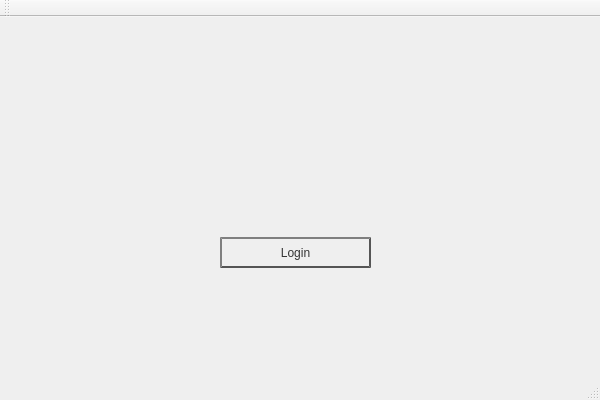
Old version of the form ProjectModernCpp/ProjectModernCpp.ui in the repository razvaann2/ProjectModernCpp.
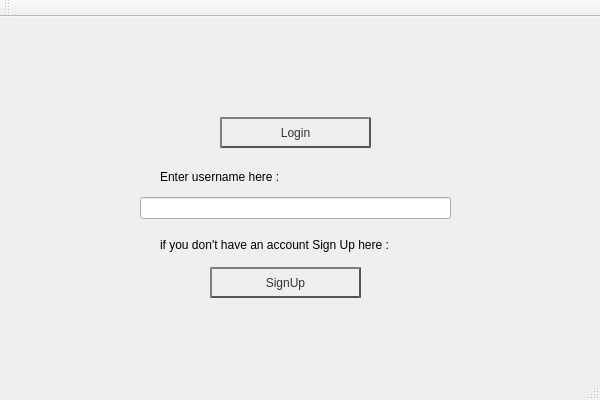
New version of the form.

Patch:
```diff
--- a/ProjectModernCpp/ProjectModernCpp.ui
+++ b/ProjectModernCpp/ProjectModernCpp.ui
@@ -18,7 +18,7 @@
     <property name="geometry">
      <rect>
       <x>220</x>
-      <y>220</y>
+      <y>100</y>
       <width>151</width>
       <height>31</height>
      </rect>
@@ -40,6 +40,75 @@
      <string>Login</string>
     </property>
    </widget>
+   <widget class="QPushButton" name="pushButton_2">
+    <property name="geometry">
+     <rect>
+      <x>210</x>
+      <y>250</y>
+      <width>151</width>
+      <height>31</height>
+     </rect>
+    </property>
+    <property name="styleSheet">
+     <string notr="true">QPushButton {
+color: #333;
+border: 2px solid #555;
+border-radius: 20px;
+border-style: outset;
+background: qradialgradient(
+cx: 0.3, cy: -0.4, fx: 0.3, fy: -0.4,
+radius: 1.35, stop: 0 #fff, stop: 1 #888
+);
+padding: 5px;
+}</string>
+    </property>
+    <property name="text">
+     <string>SignUp</string>
+    </property>
+   </widget>
+   <widget class="QLineEdit" name="lineEdit">
+    <property name="geometry">
+     <rect>
+      <x>140</x>
+      <y>180</y>
+      <width>311</width>
+      <height>22</height>
+     </rect>
+    </property>
+   </widget>
+   <widget class="QLabel" name="label">
+    <property name="geometry">
+     <rect>
+      <x>160</x>
+      <y>150</y>
+      <width>231</width>
+      <height>20</height>
+     </rect>
+    </property>
+    <property name="styleSheet">
+     <string notr="true">font: 700 14pt &quot;Segoe Print&quot;;</string>
+    </property>
+    <property name="text">
+     <string>Enter username here :</string>
+    </property>
+   </widget>
+   <widget class="QLabel" name="label_2">
+    <property name="geometry">
+     <rect>
+      <x>160</x>
+      <y>220</y>
+      <width>241</width>
+      <height>16</height>
+     </rect>
+    </property>
+    <property name="styleSheet">
+     <string notr="true">font: 700 12pt &quot;Segoe UI&quot;;
+font: 700 9pt &quot;Arial&quot;;</string>
+    </property>
+    <property name="text">
+     <string>if you don't have an account Sign Up here :</string>
+    </property>
+   </widget>
   </widget>
   <widget class="QMenuBar" name="menuBar">
    <property name="geometry">
```
